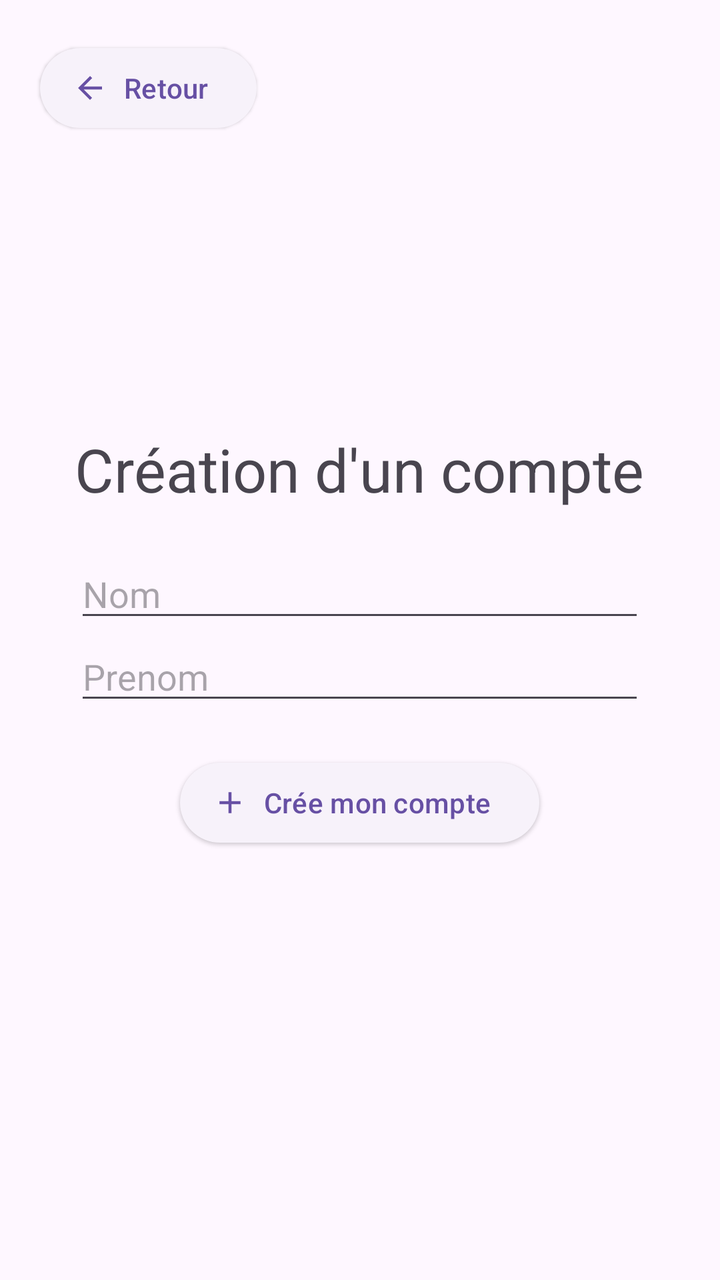
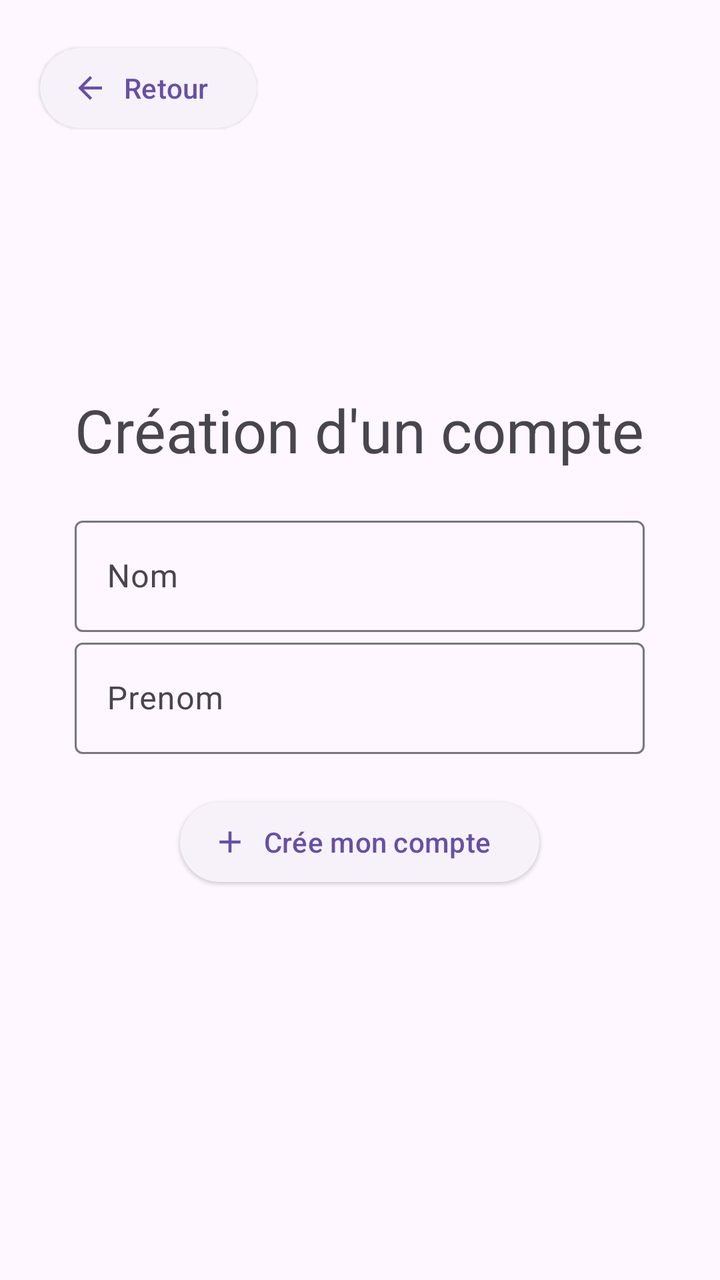

Screens rendered from an Android XML layout before and after an edit, with the pre-edit source and the edit as a unified diff.
<!-- AndroidManifest.xml: application theme Theme.MiniProjet -->
<!-- res/layout/activity_creation_de_compte.xml -->
<?xml version="1.0" encoding="utf-8"?>
<RelativeLayout xmlns:android="http://schemas.android.com/apk/res/android"
    xmlns:app="http://schemas.android.com/apk/res-auto"
    xmlns:tools="http://schemas.android.com/tools"
    android:layout_width="match_parent"
    android:layout_height="match_parent"
    tools:context=".CreationDeCompteActivity"
    android:id="@+id/Creation_layout">

    <Button
        style="@style/Widget.Material3.Button.ElevatedButton.Icon"
        android:layout_width="wrap_content"
        android:layout_height="wrap_content"
        android:text="@string/Creation_button_text_retour"
        android:id="@+id/Creation_button_retour"
        android:layout_margin="20dp"
        app:icon="@drawable/baseline_arrow_back_24"
        />

    <LinearLayout
        android:layout_width="wrap_content"
        android:layout_height="wrap_content"
        android:layout_centerInParent="true"
        android:gravity="center"
        android:orientation="vertical">

        <TextView
            android:layout_width="wrap_content"
            android:layout_height="wrap_content"
            android:layout_marginBottom="20dp"
            android:gravity="center"
            android:text="@string/Creation_title"
            android:textSize="30dp" />

        <EditText
            android:id="@+id/Creation_input_nom"
            android:layout_width="match_parent"
            android:layout_height="wrap_content"
            android:hint="@string/Creation_nom_hint"
            android:fitsSystemWindows="true"/>


        <EditText
            android:id="@+id/Creation_input_prenom"
            android:layout_width="match_parent"
            android:layout_height="wrap_content"
            android:layout_marginBottom="20dp"
            android:hint="@string/Creation_prenom_hint"
            android:fitsSystemWindows="true"/>

        <Button
            style="@style/Widget.Material3.Button.ElevatedButton.Icon"
            android:id="@+id/Creation_button_ok"
            android:layout_width="wrap_content"
            android:layout_height="wrap_content"
            android:text="@string/Creation_button_text"
            app:icon="@drawable/baseline_add_24"
            />

    </LinearLayout>

</RelativeLayout>
<!-- resources referenced by this layout -->
<resources>
  <!-- drawable baseline_add_24 (drawable) -->
  <vector xmlns:android="http://schemas.android.com/apk/res/android" android:height="24dp" android:tint="#000000" android:viewportHeight="24" android:viewportWidth="24" android:width="24dp">
        
      <path android:fillColor="@android:color/white" android:pathData="M19,13h-6v6h-2v-6H5v-2h6V5h2v6h6v2z"/>
      
  </vector>
  <!-- drawable baseline_arrow_back_24 (drawable) -->
  <vector xmlns:android="http://schemas.android.com/apk/res/android" android:autoMirrored="true" android:height="24dp" android:tint="#000000" android:viewportHeight="24" android:viewportWidth="24" android:width="24dp">
        
      <path android:fillColor="@android:color/white" android:pathData="M20,11H7.83l5.59,-5.59L12,4l-8,8 8,8 1.41,-1.41L7.83,13H20v-2z"/>
      
  </vector>
  <string name="Creation_button_text">Crée mon compte</string>
  <string name="Creation_button_text_retour">Retour</string>
  <string name="Creation_nom_hint">Nom</string>
  <string name="Creation_prenom_hint">Prenom</string>
  <string name="Creation_title">Création d\'un compte</string>
  <style name="Theme.MiniProjet" parent="Base.Theme.MiniProjet" />
  <style name="Base.Theme.MiniProjet" parent="Theme.Material3.DayNight.NoActionBar">
          
          
      </style>
</resources>

<!-- the commit's change to res/layout/activity_creation_de_compte.xml (unified diff, before → after) -->
@@ -32,21 +32,36 @@
             android:text="@string/Creation_title"
             android:textSize="30dp" />
 
-        <EditText
+        <com.google.android.material.textfield.TextInputLayout
             android:id="@+id/Creation_input_nom"
             android:layout_width="match_parent"
             android:layout_height="wrap_content"
             android:hint="@string/Creation_nom_hint"
-            android:fitsSystemWindows="true"/>
+            >
+
+            <com.google.android.material.textfield.TextInputEditText
+                android:layout_width="match_parent"
+                android:layout_height="wrap_content"
+                />
+
+        </com.google.android.material.textfield.TextInputLayout>
 
 
-        <EditText
+        <com.google.android.material.textfield.TextInputLayout
             android:id="@+id/Creation_input_prenom"
             android:layout_width="match_parent"
             android:layout_height="wrap_content"
             android:layout_marginBottom="20dp"
             android:hint="@string/Creation_prenom_hint"
-            android:fitsSystemWindows="true"/>
+            >
+
+            <com.google.android.material.textfield.TextInputEditText
+                android:layout_width="match_parent"
+                android:layout_height="wrap_content"
+                />
+
+
+        </com.google.android.material.textfield.TextInputLayout>
 
         <Button
             style="@style/Widget.Material3.Button.ElevatedButton.Icon"
